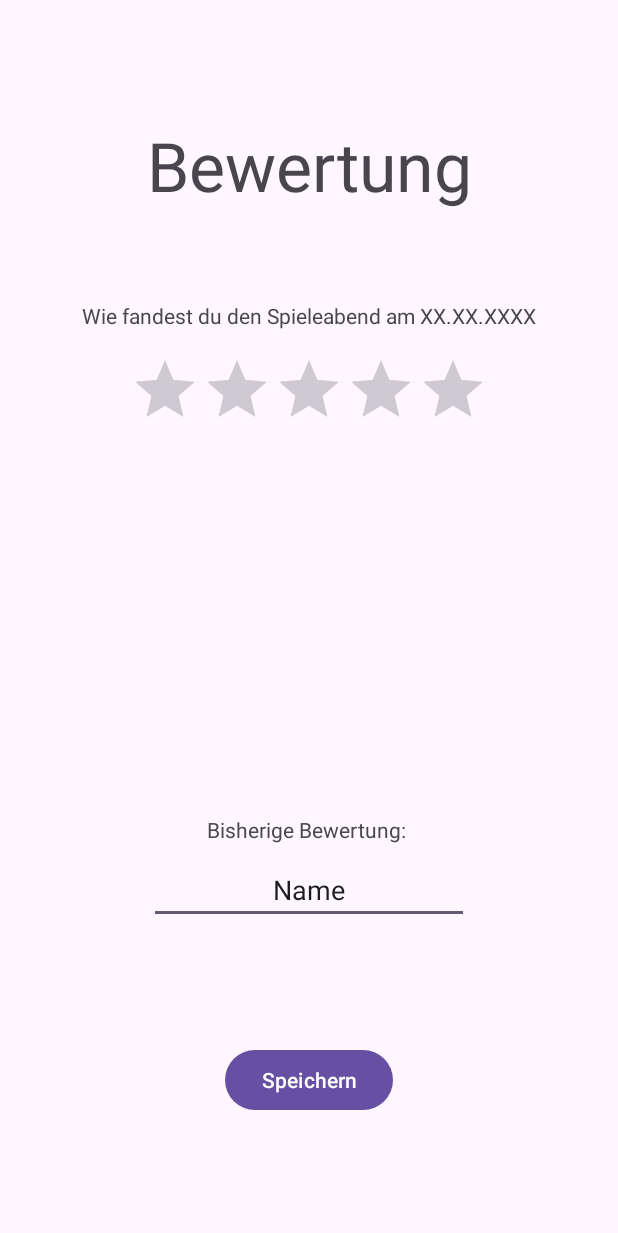
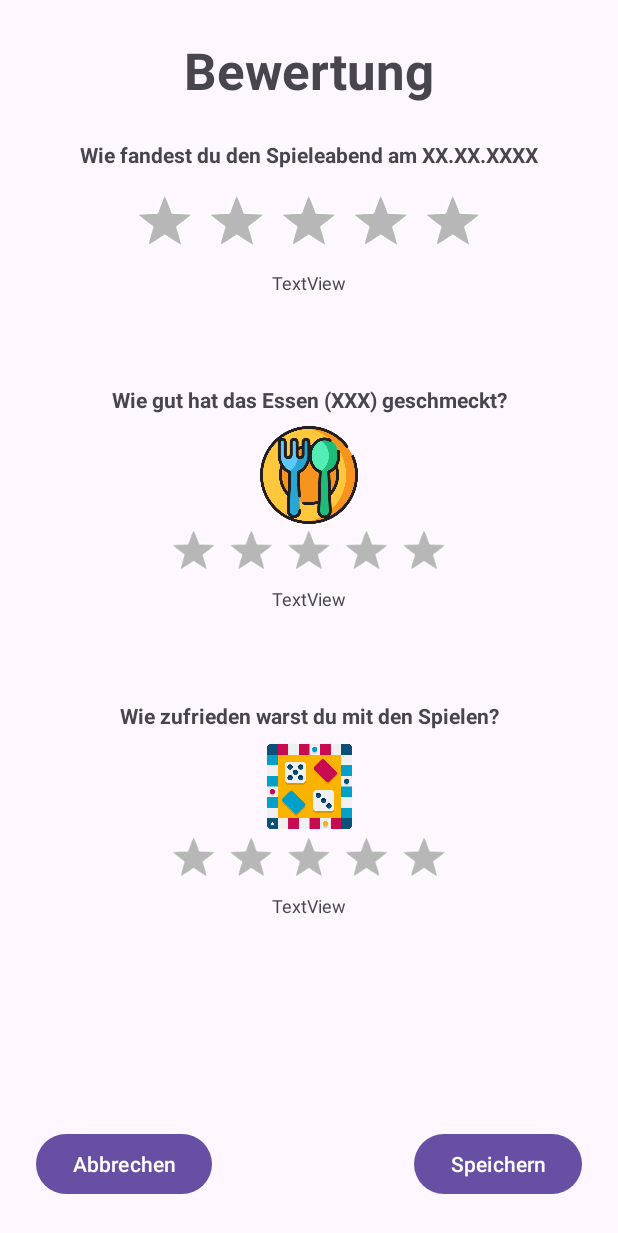
Before and after one commit to Till-P/DiceDate, an Android app: the BewertungActivity screen opened directly, with no data from a screen before it, on a phone screen of 412 x 824 dp. Shown: the top 1233 px of the screen. Run offline under Robolectric (Android 15) with nearby library versions, the phone set to English and light mode, and no system bars; 2 statements that could not run were skipped.

Commit message:
Update 7.12.

```diff
--- a/app/src/main/java/com/example/dicedatev2/BewertungActivity.java
+++ b/app/src/main/java/com/example/dicedatev2/BewertungActivity.java
@@ -31,8 +31,8 @@ public class BewertungActivity extends AppCompatActivity {
 
         Event uebergebenesEvent = (Event) getIntent().getSerializableExtra("event");
 
-        EditText editBewertung = findViewById(R.id.editBewertung);
-        editBewertung.setText(String.format("%.1f", uebergebenesEvent.getBewertung()) + " nach " + String.format("%.0f", uebergebenesEvent.getAnzahlBewertungen()) + " Votes");
+        TextView textBewertung = findViewById(R.id.textView8);
+        textBewertung.setText(String.format("Bisherige Bewertung ist %.1f (%.0f Stimmen)", uebergebenesEvent.getBewertung(),uebergebenesEvent.getAnzahlBewertungen())); //+ " nach " + String.format("%.0f", uebergebenesEvent.getAnzahlBewertungen()) + " Votes");
 
         TextView datumText = findViewById(R.id.textView9);
         datumText.setText("Wie fandest du den Spieleabend am " + uebergebenesEvent.getDatum() + "?");
@@ -55,9 +55,13 @@ public class BewertungActivity extends AppCompatActivity {
         intent.putExtra("event", uebergebenesEvent);
         setResult(RESULT_OK, intent);
         finish();
-
-
     }
 
+    public void abbrechen(View v){
+        Intent intent = new Intent(this, MainActivity.class);
+        intent.putExtra("event", (Event) getIntent().getSerializableExtra("event"));
+        setResult(RESULT_CANCELED, intent);
+        finish();
+    }
 
 }
--- a/app/src/main/java/com/example/dicedatev2/DetailActivity.java
+++ b/app/src/main/java/com/example/dicedatev2/DetailActivity.java
@@ -87,4 +87,14 @@ public class DetailActivity extends AppCompatActivity {
         else {datumEditText.setError("Datum fehlt!");}
 
     }
+
+    public void abbrechen(View v){
+        Intent intent = new Intent(this, MainActivity.class);
+        intent.putExtra("event", (Event) getIntent().getSerializableExtra("event"));
+        setResult(RESULT_CANCELED, intent);
+        finish();
+    }
+
+
+
 }
--- a/app/src/main/java/com/example/dicedatev2/MainActivity.java
+++ b/app/src/main/java/com/example/dicedatev2/MainActivity.java
@@ -80,6 +80,8 @@ public class MainActivity extends AppCompatActivity {
         TextView eventHostTextView = eventView.findViewById(R.id.eventHostTextView);
         TextView eventFoodTextView = eventView.findViewById(R.id.eventFoodTextView);
 
+        eventView.setBackground( getResources().getDrawable(R.drawable.past_event_item_background));
+
         eventDateTextView.setText("Datum: " + event.getDatum());
         eventHostTextView.setText("Gastgeber: " + event.getHost());
         eventFoodTextView.setText("Essen: " + event.getEssen());
@@ -127,7 +129,6 @@ public class MainActivity extends AppCompatActivity {
         builder.create().show();
     }
 
-    //test
 
 
     public void rateEventDialog(Event event, View v) {
@@ -143,7 +144,7 @@ public class MainActivity extends AppCompatActivity {
         builder.setPositiveButton("Bewerten", new DialogInterface.OnClickListener() {
             @Override
             public void onClick(DialogInterface dialog, int which) {
-                Intent intent = new Intent(MainActivity.this, BewertungActivity.class); //ZIEL ÄNDERN!
+                Intent intent = new Intent(MainActivity.this, BewertungActivity.class);
                 intent.putExtra("event", event);
                 startActivityForResult(intent, 2);
                 pastEventLinearLayout.removeView(v);
@@ -157,6 +158,7 @@ public class MainActivity extends AppCompatActivity {
     protected void onActivityResult(int requestCode, int resultCode, Intent data) {
         super.onActivityResult(requestCode, resultCode, data);
 
+   //     if (resultCode == RESULT_OK) {
             if (requestCode == 1) {
                 Event bearbeitetesEvent = (Event) data.getSerializableExtra("event");
                 addEventUpcoming(bearbeitetesEvent);
@@ -165,6 +167,7 @@ public class MainActivity extends AppCompatActivity {
                 Event bearbeitetesEvent = (Event) data.getSerializableExtra("event");
                 addEventPast(bearbeitetesEvent);
             }
+  //      }
 
     }
 
--- /dev/null
+++ b/app/src/main/res/drawable/past_event_item_background.xml
@@ -0,0 +1,8 @@
+<?xml version="1.0" encoding="utf-8"?>
+<shape xmlns:android="http://schemas.android.com/apk/res/android">
+    <solid android:color="#e4eeff" /> <!-- Helle Hintergrundfarbe -->
+    <corners android:radius="8dp" /> <!-- Abgerundete Ecken -->
+    <stroke
+        android:width="2dp"
+        android:color="#003a99" /> <!-- Dünne Rahmenlinie -->
+</shape>
--- a/app/src/main/res/layout/activity_bewertung.xml
+++ b/app/src/main/res/layout/activity_bewertung.xml
@@ -8,12 +8,37 @@
     tools:context=".BewertungActivity">
 
     <TextView
+        android:id="@+id/textView13"
+        android:layout_width="wrap_content"
+        android:layout_height="wrap_content"
+        android:layout_marginTop="-8dp"
+        android:text="TextView"
+        android:textAppearance="@style/TextAppearance.AppCompat.Small"
+        android:textSize="12sp"
+        app:layout_constraintEnd_toEndOf="parent"
+        app:layout_constraintHorizontal_bias="0.5"
+        app:layout_constraintStart_toStartOf="parent"
+        app:layout_constraintTop_toBottomOf="@+id/ratingBar3" />
+
+    <TextView
+        android:id="@+id/textView12"
+        android:layout_width="wrap_content"
+        android:layout_height="wrap_content"
+        android:layout_marginTop="60dp"
+        android:text="Wie zufrieden warst du mit den Spielen?"
+        android:textStyle="bold"
+        app:layout_constraintEnd_toEndOf="parent"
+        app:layout_constraintStart_toStartOf="parent"
+        app:layout_constraintTop_toBottomOf="@+id/textView11" />
+
+    <TextView
         android:id="@+id/textView7"
         android:layout_width="wrap_content"
         android:layout_height="wrap_content"
-        android:layout_marginTop="80dp"
+        android:layout_marginTop="24dp"
         android:text="Bewertung"
-        android:textAppearance="@style/TextAppearance.AppCompat.Display2"
+        android:textAppearance="@style/TextAppearance.AppCompat.Display1"
+        android:textStyle="bold"
         app:layout_constraintEnd_toEndOf="parent"
         app:layout_constraintStart_toStartOf="parent"
         app:layout_constraintTop_toTopOf="parent" />
@@ -22,41 +47,19 @@
         android:id="@+id/button3"
         android:layout_width="wrap_content"
         android:layout_height="wrap_content"
-        android:layout_marginBottom="80dp"
+        android:layout_marginEnd="24dp"
+        android:layout_marginBottom="24dp"
         android:onClick="speichernBewertung"
         android:text="Speichern"
         app:layout_constraintBottom_toBottomOf="parent"
-        app:layout_constraintEnd_toEndOf="parent"
-        app:layout_constraintStart_toStartOf="parent" />
-
-    <TextView
-        android:id="@+id/textView8"
-        android:layout_width="wrap_content"
-        android:layout_height="wrap_content"
-        android:layout_marginBottom="8dp"
-        android:text="Bisherige Bewertung: "
-        app:layout_constraintBottom_toTopOf="@+id/editBewertung"
-        app:layout_constraintEnd_toEndOf="parent"
-        app:layout_constraintStart_toStartOf="parent" />
-
-    <EditText
-        android:id="@+id/editBewertung"
-        android:layout_width="wrap_content"
-        android:layout_height="wrap_content"
-        android:layout_marginBottom="80dp"
-        android:ems="10"
-        android:inputType="text"
-        android:text="Name"
-        android:textAlignment="center"
-        app:layout_constraintBottom_toTopOf="@+id/button3"
-        app:layout_constraintEnd_toEndOf="parent"
-        app:layout_constraintStart_toStartOf="parent" />
+        app:layout_constraintEnd_toEndOf="parent" />
 
     <RatingBar
         android:id="@+id/ratingBar"
+        style="@android:style/Widget.Holo.RatingBar"
         android:layout_width="wrap_content"
         android:layout_height="wrap_content"
-        android:layout_marginTop="16dp"
+        android:layout_marginTop="10dp"
         app:layout_constraintEnd_toEndOf="parent"
         app:layout_constraintStart_toStartOf="parent"
         app:layout_constraintTop_toBottomOf="@+id/textView9" />
@@ -65,11 +68,101 @@
         android:id="@+id/textView9"
         android:layout_width="wrap_content"
         android:layout_height="wrap_content"
-        android:layout_marginTop="60dp"
+        android:layout_marginTop="24dp"
         android:text="Wie fandest du den Spieleabend am XX.XX.XXXX"
         android:textAlignment="center"
+        android:textStyle="bold"
         app:layout_constraintEnd_toEndOf="parent"
         app:layout_constraintStart_toStartOf="parent"
         app:layout_constraintTop_toBottomOf="@+id/textView7" />
 
+    <Button
+        android:id="@+id/button5"
+        android:layout_width="wrap_content"
+        android:layout_height="wrap_content"
+        android:layout_marginStart="24dp"
+        android:layout_marginBottom="24dp"
+        android:onClick="abbrechen"
+        android:text="Abbrechen"
+        app:layout_constraintBottom_toBottomOf="parent"
+        app:layout_constraintStart_toStartOf="parent" />
+
+    <TextView
+        android:id="@+id/textView8"
+        android:layout_width="wrap_content"
+        android:layout_height="wrap_content"
+        android:text="TextView"
+        android:textAppearance="@style/TextAppearance.AppCompat.Small"
+        android:textSize="12sp"
+        app:layout_constraintEnd_toEndOf="parent"
+        app:layout_constraintStart_toStartOf="parent"
+        app:layout_constraintTop_toBottomOf="@+id/ratingBar" />
+
+    <TextView
+        android:id="@+id/textView10"
+        android:layout_width="wrap_content"
+        android:layout_height="wrap_content"
+        android:layout_marginTop="60dp"
+        android:text="Wie gut hat das Essen (XXX) geschmeckt?"
+        android:textStyle="bold"
+        app:layout_constraintEnd_toEndOf="parent"
+        app:layout_constraintHorizontal_bias="0.50"
+        app:layout_constraintStart_toStartOf="parent"
+        app:layout_constraintTop_toBottomOf="@+id/textView8" />
+
+    <RatingBar
+        android:id="@+id/ratingBar2"
+        style="@android:style/Widget.Holo.RatingBar"
+        android:layout_width="wrap_content"
+        android:layout_height="wrap_content"
+        android:layout_marginTop="-8dp"
+        android:scaleX="0.8"
+        android:scaleY="0.8"
+        app:layout_constraintEnd_toEndOf="parent"
+        app:layout_constraintStart_toStartOf="parent"
+        app:layout_constraintTop_toBottomOf="@+id/imageView6" />
+
+    <RatingBar
+        android:id="@+id/ratingBar3"
+        style="@android:style/Widget.Holo.RatingBar"
+        android:layout_width="wrap_content"
+        android:layout_height="wrap_content"
+        android:layout_marginTop="-16dp"
+        android:scaleX="0.8"
+        android:scaleY="0.8"
+        app:layout_constraintEnd_toEndOf="parent"
+        app:layout_constraintStart_toStartOf="parent"
+        app:layout_constraintTop_toBottomOf="@+id/imageView7" />
+
+    <TextView
+        android:id="@+id/textView11"
+        android:layout_width="wrap_content"
+        android:layout_height="wrap_content"
+        android:layout_marginTop="-8dp"
+        android:text="TextView"
+        android:textAppearance="@style/TextAppearance.AppCompat.Small"
+        android:textSize="12sp"
+        app:layout_constraintEnd_toEndOf="parent"
+        app:layout_constraintStart_toStartOf="parent"
+        app:layout_constraintTop_toBottomOf="@+id/ratingBar2" />
+
+    <ImageView
+        android:id="@+id/imageView6"
+        android:layout_width="65dp"
+        android:layout_height="65dp"
+        android:layout_marginTop="8dp"
+        app:layout_constraintEnd_toEndOf="parent"
+        app:layout_constraintStart_toStartOf="parent"
+        app:layout_constraintTop_toBottomOf="@+id/textView10"
+        app:srcCompat="@drawable/food_icon" />
+
+    <ImageView
+        android:id="@+id/imageView7"
+        android:layout_width="75dp"
+        android:layout_height="75dp"
+        app:layout_constraintEnd_toEndOf="parent"
+        app:layout_constraintStart_toStartOf="parent"
+        app:layout_constraintTop_toBottomOf="@+id/textView12"
+        app:srcCompat="@drawable/spiele_icon" />
+
 </androidx.constraintlayout.widget.ConstraintLayout>
--- a/app/src/main/res/layout/activity_detail.xml
+++ b/app/src/main/res/layout/activity_detail.xml
@@ -170,12 +170,12 @@
         android:id="@+id/button2"
         android:layout_width="wrap_content"
         android:layout_height="wrap_content"
+        android:layout_marginEnd="24dp"
         android:layout_marginBottom="24dp"
         android:onClick="speichern"
         android:text="Speichern"
         app:layout_constraintBottom_toBottomOf="parent"
-        app:layout_constraintEnd_toEndOf="parent"
-        app:layout_constraintStart_toStartOf="parent" />
+        app:layout_constraintEnd_toEndOf="parent" />
 
     <TextView
         android:id="@+id/textId"
@@ -202,4 +202,15 @@
         app:layout_constraintStart_toStartOf="parent"
         app:layout_constraintTop_toBottomOf="@+id/datumText" />
 
+    <Button
+        android:id="@+id/button6"
+        android:layout_width="wrap_content"
+        android:layout_height="wrap_content"
+        android:layout_marginStart="24dp"
+        android:layout_marginBottom="24dp"
+        android:onClick="abbrechen"
+        android:text="Abbrechen"
+        app:layout_constraintBottom_toBottomOf="parent"
+        app:layout_constraintStart_toStartOf="parent" />
+
 </androidx.constraintlayout.widget.ConstraintLayout>
--- a/app/src/main/res/layout/activity_main.xml
+++ b/app/src/main/res/layout/activity_main.xml
@@ -22,7 +22,7 @@
     <ScrollView
         android:id="@+id/scrollView3"
         android:layout_width="match_parent"
-        android:layout_height="270dp"
+        android:layout_height="260dp"
         android:layout_margin="16dp"
         app:layout_constraintTop_toBottomOf="@id/textView6"
         tools:layout_editor_absoluteX="16dp">
@@ -49,7 +49,7 @@
     <ScrollView
         android:id="@+id/scrollView2"
         android:layout_width="match_parent"
-        android:layout_height="270dp"
+        android:layout_height="260dp"
         android:layout_margin="16dp"
         app:layout_constraintTop_toBottomOf="@+id/textView"
         tools:layout_editor_absoluteX="16dp">
@@ -69,7 +69,7 @@
         android:layout_marginEnd="16dp"
         android:layout_marginBottom="16dp"
         android:onClick="addNew"
-        android:text="+"
+        android:text="Neues Event"
         app:layout_constraintBottom_toBottomOf="parent"
         app:layout_constraintEnd_toEndOf="parent" />
 
--- a/app/src/main/res/values/colors.xml
+++ b/app/src/main/res/values/colors.xml
@@ -2,4 +2,6 @@
 <resources>
     <color name="black">#FF000000</color>
     <color name="white">#FFFFFFFF</color>
+    <color name="light_red">#fcbbad</color>
+
 </resources>
```
Lines whose indentation alone changed are shown as unchanged.
